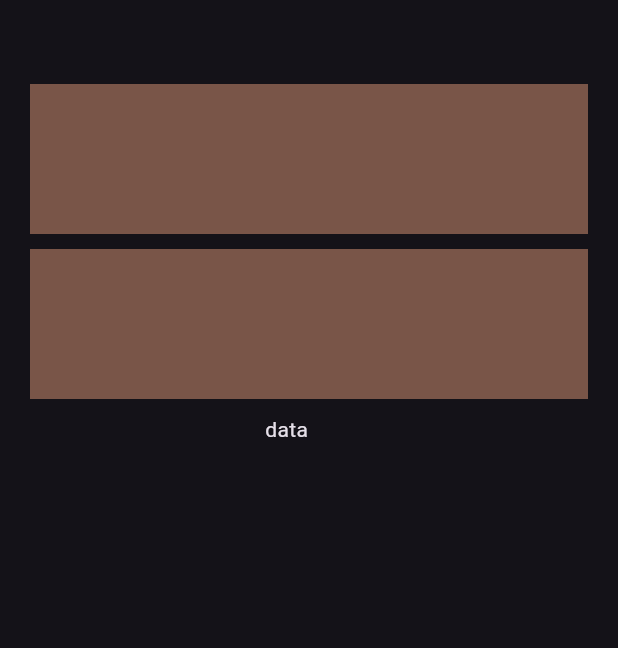
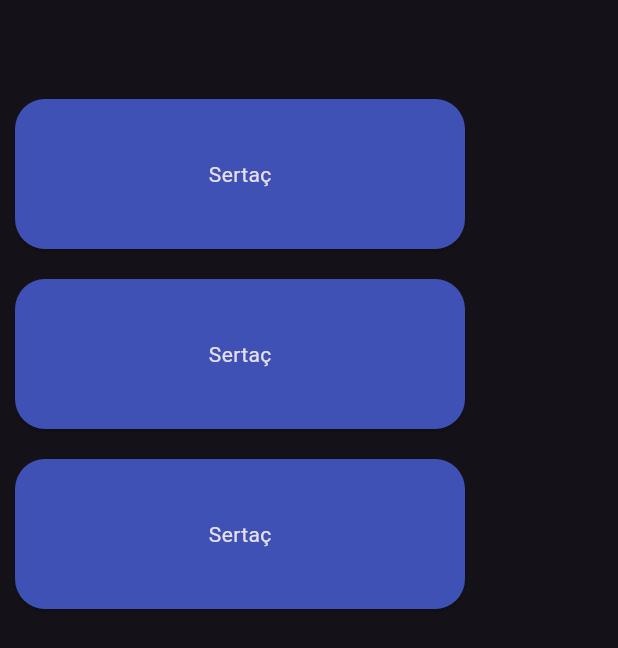
Before and after one commit to SertacN/flutter_learn, a Flutter app: the screen it shows after launch, on a phone screen of 412 x 824 dp. Shown: the top 648 px of the screen. Run offline on Flutter 3.47's test engine with Material 3 defaults, Android fonts, the phone set to English and light mode, and no system bars.

Commit message:
card_learn

```diff
--- /dev/null
+++ b/flutter_learn/lib/100/card_learn.dart
@@ -0,0 +1,41 @@
+import 'package:flutter/material.dart';
+
+class CardLearn extends StatelessWidget {
+  const CardLearn({super.key});
+  final String userName = 'Sertaç';
+  @override
+  Widget build(BuildContext context) {
+    return Scaffold(
+      appBar: AppBar(),
+      body: Column(children: [
+        _CustomCard(
+            child: SizedBox(
+                width: 300, height: 100, child: Center(child: Text(userName)))),
+        _CustomCard(
+            child: SizedBox(
+                width: 300, height: 100, child: Center(child: Text(userName)))),
+        _CustomCard(
+            child: SizedBox(
+                width: 300, height: 100, child: Center(child: Text(userName))))
+      ]),
+    );
+  }
+}
+
+class _CustomCard extends StatelessWidget {
+  const _CustomCard({required this.child});
+  final Widget child;
+  static const roundedRectangleBorder = RoundedRectangleBorder(
+      borderRadius: BorderRadius.all(Radius.circular(20)));
+  static const cardMargin = EdgeInsets.all(10);
+  final Color cardColor = Colors.indigo;
+
+  @override
+  Widget build(BuildContext context) {
+    return Card(
+        shape: roundedRectangleBorder,
+        margin: cardMargin,
+        color: cardColor,
+        child: child);
+  }
+}
--- a/flutter_learn/lib/main.dart
+++ b/flutter_learn/lib/main.dart
@@ -1,6 +1,7 @@
 import 'package:flutter/material.dart';
 import 'package:flutter/services.dart';
-import 'package:flutter_learn/100/padding_learn.dart';
+import 'package:flutter_learn/100/card_learn.dart';
+// import 'package:flutter_learn/100/padding_learn.dart';
 // import 'package:flutter_learn/100/colors_learn.dart';
 // import 'package:flutter_learn/100/stateless_widget_learn.dart';
 // import 'package:flutter_learn/100/appbar_learn.dart';
@@ -30,7 +31,7 @@ class MyApp extends StatelessWidget {
         elevation: 0,
         systemOverlayStyle: SystemUiOverlayStyle.light,
       )),
-      home: const PaddingLearn(),
+      home: const CardLearn(),
     );
   }
 }
```
